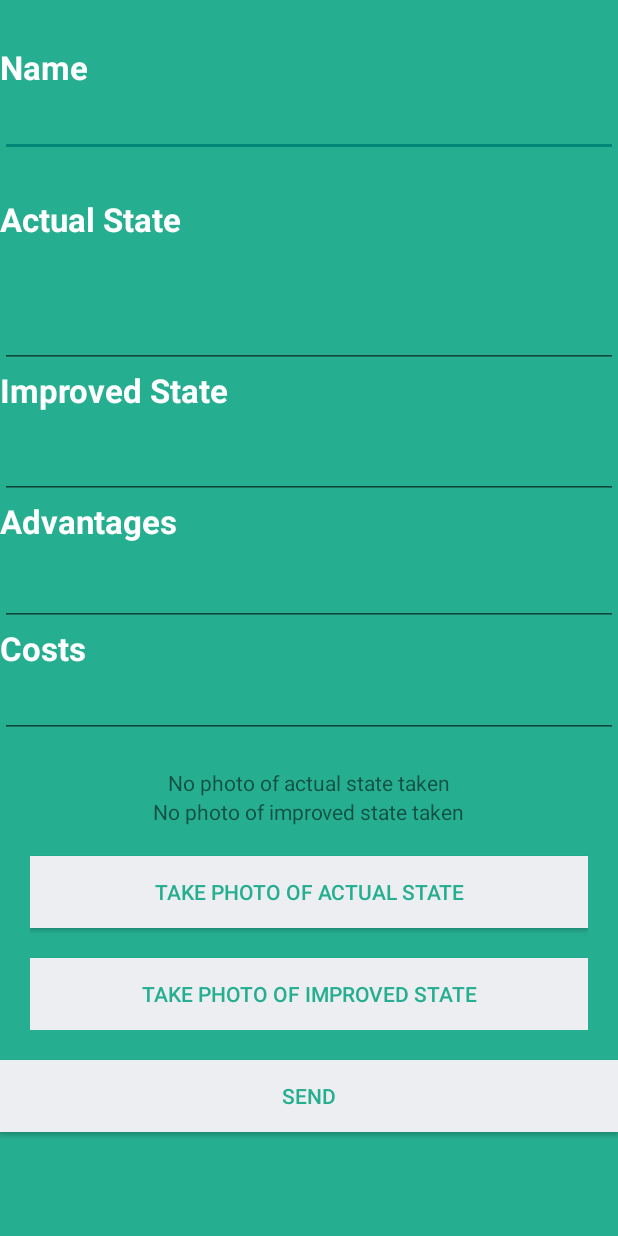
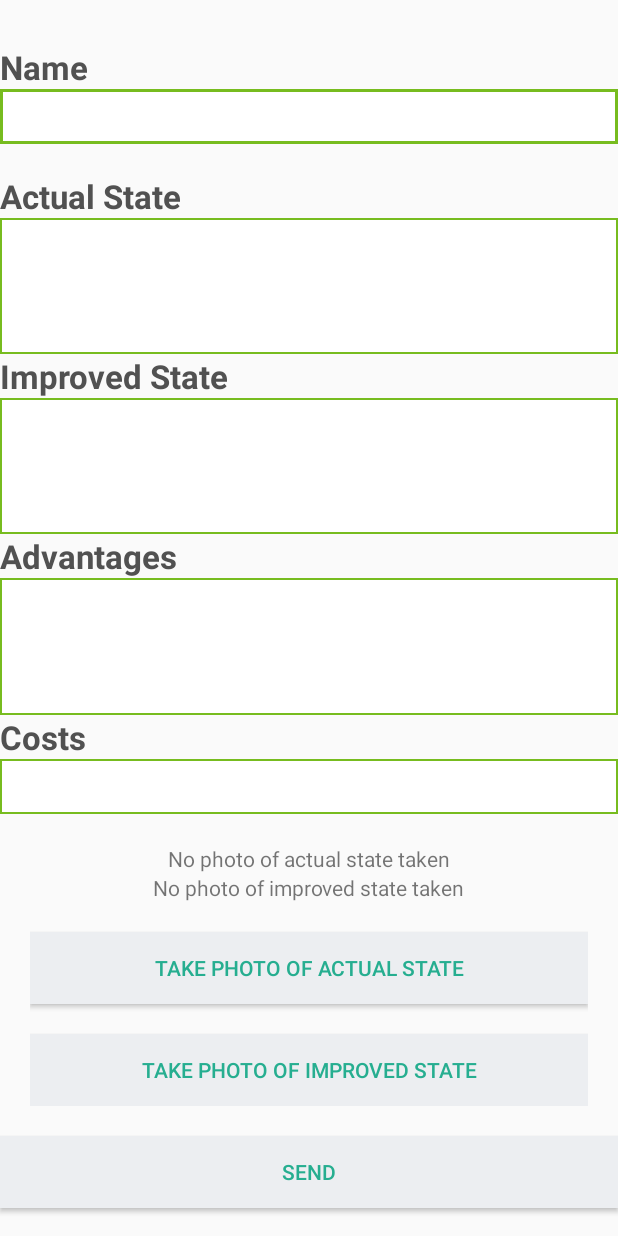
Before and after one commit to rofarj/KaizenAndroid, an Android app: the Facina screen opened directly, with no data from a screen before it, on a phone screen of 412 x 824 dp. Run offline under Robolectric (Android 15) with nearby library versions, the phone set to English and light mode, and no system bars; our stand-ins replace Volley; pictures from the network do not load.

Commit message:
added custom edittext

```diff
--- /dev/null
+++ b/app/src/main/res/drawable/custom_edittext.xml
@@ -0,0 +1,44 @@
+<?xml version="1.0" encoding="utf-8"?>
+<selector xmlns:android="http://schemas.android.com/apk/res/android">
+    <item android:state_pressed="true" >
+        <shape android:shape="rectangle">
+            <gradient
+                android:angle="90"
+                android:centerColor="#FFffffff"
+                android:endColor="#77BC1F"
+                android:startColor="#FFffffff"
+                android:type = "linear" />
+            <stroke android:width = "2dp" android:color = "#77BC1F" />
+            <corners android:radius="0dp" />
+            <padding android:left="10dp"
+                android:top="6dp"
+                android:right="10dp"
+                android:bottom="6dp" />
+
+        </shape>
+    </item>
+
+    <item android:state_focused="true" >
+        <shape>
+            <solid android:color="#FFffffff" />
+            <stroke android:width = "2dp" android:color = "#77BC1F" />
+            <corners android:left="10dp"
+                android:top = "6dp"
+                android:right = "10dp"
+                android:bottom = "6dp" />
+        </shape>
+    </item>
+
+    <item>
+        <shape>
+            <solid android:color="#ffffffff" />
+            <stroke android:width = "1dp" android:color = "#77BC1F" />
+            <corners android:left="10dp"
+                android:top = "6dp"
+                android:right = "10dp"
+                android:bottom = "6dp" />
+        </shape>
+    </item>
+
+
+</selector>
--- a/app/src/main/res/layout/activity_facina.xml
+++ b/app/src/main/res/layout/activity_facina.xml
@@ -14,7 +14,7 @@
         android:paddingTop="30dp"
         tools:context=".MainActivity"
         android:weightSum="1"
-        android:background="@color/bg_login">
+        >
 
         <TextView
             android:layout_width="wrap_content"
@@ -29,7 +29,8 @@
             android:layout_width="match_parent"
             android:layout_height="wrap_content"
             android:id="@+id/editText"
-            android:layout_marginBottom="40px"/>
+            android:background="@drawable/custom_edittext"
+            android:layout_marginBottom="20dp" />
 
 
 
@@ -47,6 +48,7 @@
             android:layout_width="match_parent"
             android:layout_height="wrap_content"
             android:id="@+id/editText1"
+            android:background="@drawable/custom_edittext"
             android:layout_weight="0.3" />
 
         <TextView
@@ -63,7 +65,8 @@
             android:layout_width="match_parent"
             android:layout_height="wrap_content"
             android:id="@+id/editText3"
-            android:layout_weight="0.10" />
+            android:background="@drawable/custom_edittext"
+            android:layout_weight="0.30" />
 
         <TextView
             android:layout_width="wrap_content"
@@ -79,7 +82,8 @@
             android:layout_width="match_parent"
             android:layout_height="wrap_content"
             android:id="@+id/editText4"
-            android:layout_weight="0.08" />
+            android:background="@drawable/custom_edittext"
+            android:layout_weight="0.3" />
 
         <TextView
             android:layout_width="wrap_content"
@@ -93,6 +97,7 @@
         <EditText
             android:layout_width="match_parent"
             android:layout_height="wrap_content"
+            android:background="@drawable/custom_edittext"
             android:id="@+id/editText2" />
 
     <TextView
@@ -148,9 +153,13 @@
         android:layout_width="fill_parent"
         android:layout_height="wrap_content"
         android:layout_marginTop="20dip"
+        android:text="@string/taskAddButton"
+
+
         android:background="@color/btn_login_bg"
-        android:text="@string/taskAddButton"
-        android:textColor="@color/btn_login" />
 
+        android:textColor="@color/btn_login"
+
+        />
 </LinearLayout>
 </ScrollView>
--- a/app/src/main/res/values/colors.xml
+++ b/app/src/main/res/values/colors.xml
@@ -2,7 +2,7 @@
 <resources>
 
     <color name="text_color">#FFFFFF</color>
-    <color name="bg_login">#26ae90</color>
+    <color name="bg_login">#77BC1F</color>
     <color name="bg_register">#2e3237</color>
     <color name="bg_main">#428bca</color>
     <color name="white">#ffffff</color>
@@ -17,6 +17,6 @@
     <color name="btn_logut_bg">#ff6861</color>
 
 
-    <color name="nadpisy">#FFFFFF</color>
+    <color name="nadpisy">#515151</color>
     <color name="riadky">#C8C8C8</color>
 </resources>
```
